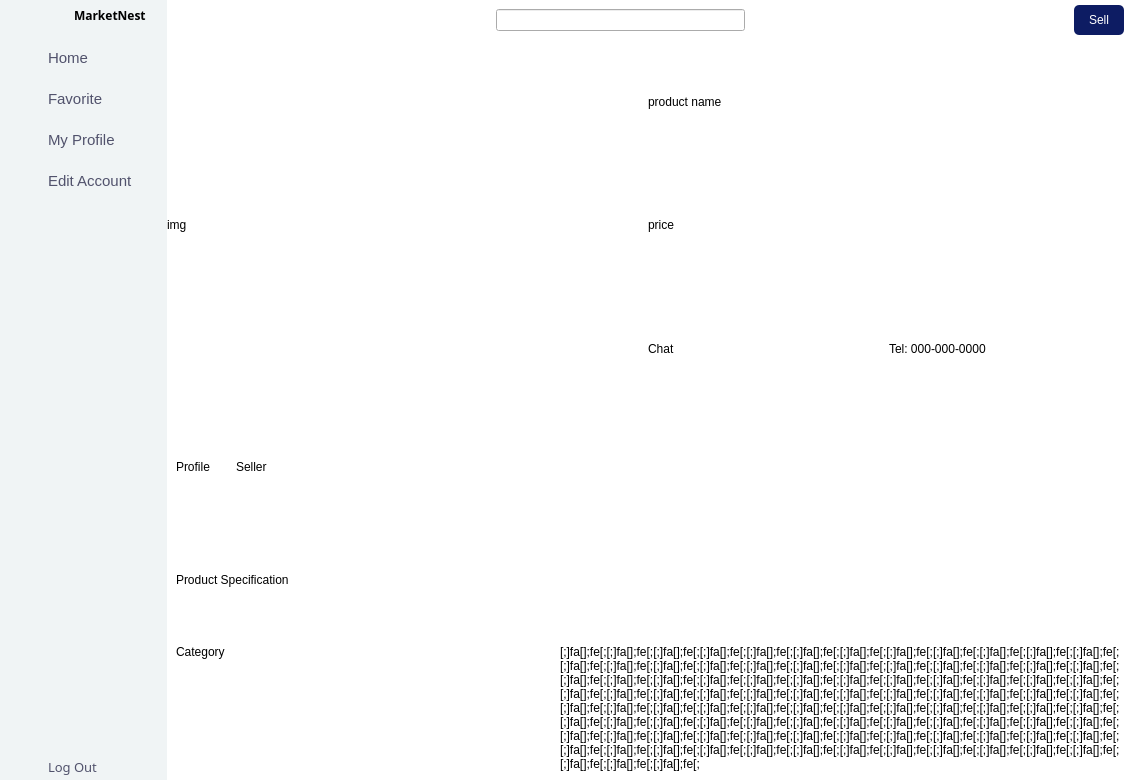
Above: mainAppUi.ui from Menthhh/The-Market-Nest before the change. Below: the same form after it.
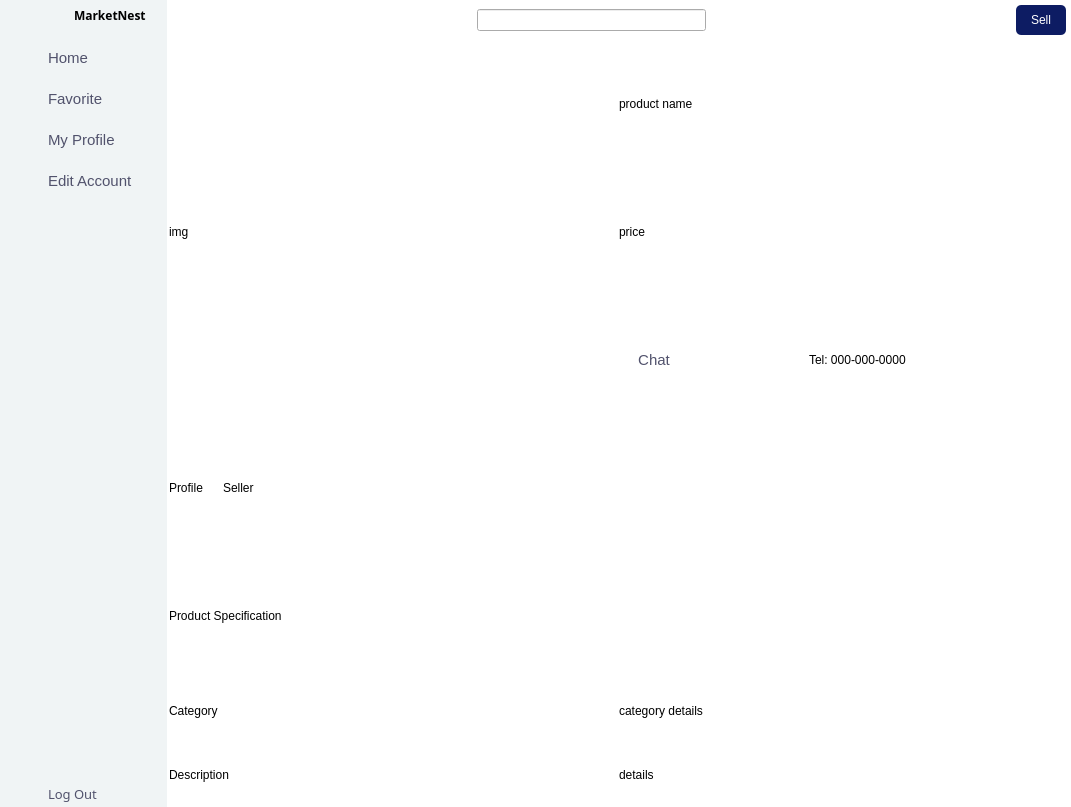
That is the form after the change. The open tabs and pages were chosen to show the change. Icons and pictures are not drawn.

```diff
--- a/mainAppUi.ui
+++ b/mainAppUi.ui
@@ -6,8 +6,8 @@
    <rect>
     <x>0</x>
     <y>0</y>
-    <width>1129</width>
-    <height>780</height>
+    <width>1071</width>
+    <height>807</height>
    </rect>
   </property>
   <property name="focusPolicy">
@@ -580,6 +580,9 @@
           </item>
           <item>
            <layout class="QHBoxLayout" name="horizontalLayout">
+            <property name="spacing">
+             <number>0</number>
+            </property>
             <item>
              <widget class="QLineEdit" name="searchInput_1"/>
             </item>
@@ -654,10 +657,7 @@
        <item>
         <widget class="QStackedWidget" name="stackedWidget">
          <property name="styleSheet">
-          <string notr="true">#cart,home,order,search,user{
-	
-	background-color: rgb(255, 255, 255);
-}</string>
+          <string notr="true">border: 0px</string>
          </property>
          <property name="currentIndex">
           <number>0</number>
@@ -1363,6 +1363,12 @@
            </property>
            <item row="0" column="0">
             <widget class="QWidget" name="widget_4" native="true">
+             <property name="maximumSize">
+              <size>
+               <width>900</width>
+               <height>16777215</height>
+              </size>
+             </property>
              <layout class="QGridLayout" name="gridLayout_21">
               <property name="leftMargin">
                <number>0</number>
@@ -1427,7 +1433,7 @@
                  </property>
                  <item row="2" column="0">
                   <widget class="QWidget" name="widget_35" native="true">
-                   <layout class="QGridLayout" name="gridLayout_47">
+                   <layout class="QGridLayout" name="gridLayout_42">
                     <property name="leftMargin">
                      <number>0</number>
                     </property>
@@ -1444,14 +1450,59 @@
                      <number>0</number>
                     </property>
                     <item row="0" column="0">
-                     <widget class="QLabel" name="chat">
+                     <widget class="QPushButton" name="pushButton">
+                      <property name="maximumSize">
+                       <size>
+                        <width>70</width>
+                        <height>16777215</height>
+                       </size>
+                      </property>
+                      <property name="styleSheet">
+                       <string notr="true">font-family: &quot;Josefin Sans Medium&quot;;
+font-size: 15px;
+color: #51526C;
+border-radius: 5px;</string>
+                      </property>
                       <property name="text">
                        <string>Chat</string>
                       </property>
+                      <property name="icon">
+                       <iconset resource="../../project/new/The-Market-Nest/resource.qrc">
+                        <normaloff>:/icon/icon/messages.ico</normaloff>:/icon/icon/messages.ico</iconset>
+                      </property>
+                      <property name="iconSize">
+                       <size>
+                        <width>25</width>
+                        <height>25</height>
+                       </size>
+                      </property>
+                      <property name="flat">
+                       <bool>true</bool>
+                      </property>
                      </widget>
                     </item>
                     <item row="0" column="1">
+                     <spacer name="horizontalSpacer_10">
+                      <property name="orientation">
+                       <enum>Qt::Horizontal</enum>
+                      </property>
+                      <property name="sizeType">
+                       <enum>QSizePolicy::Maximum</enum>
+                      </property>
+                      <property name="sizeHint" stdset="0">
+                       <size>
+                        <width>120</width>
+                        <height>20</height>
+                       </size>
+                      </property>
+                     </spacer>
+                    </item>
+                    <item row="0" column="2">
                      <widget class="QLabel" name="phone">
+                      <property name="styleSheet">
+                       <string notr="true">font: 500 11pt &quot;Josefin Sans Medium&quot;;
+color: rgb(0,0,0);</string>
+                      </property>
                       <property name="text">
                        <string>Tel: 000-000-0000</string>
                       </property>
@@ -1480,6 +1531,10 @@
                     </property>
                     <item row="0" column="0">
                      <widget class="QLabel" name="product_price">
+                      <property name="styleSheet">
+                       <string notr="true">font: 500 11pt &quot;Josefin Sans Medium&quot;;
+color: rgb(0,0,0);</string>
+                      </property>
                       <property name="text">
                        <string>price</string>
                       </property>
@@ -1567,6 +1622,10 @@
                        </item>
                        <item row="0" column="0">
                         <widget class="QLabel" name="product_name">
+                         <property name="styleSheet">
+                          <string notr="true">font: 500 11pt &quot;Josefin Sans Medium&quot;;
+color: rgb(0,0,0);</string>
+                         </property>
                          <property name="text">
                           <string>product name</string>
                          </property>
@@ -1602,6 +1661,21 @@
                  <item row="0" column="0">
                   <widget class="QWidget" name="widget_8" native="true">
                    <layout class="QGridLayout" name="gridLayout_18">
+                    <property name="leftMargin">
+                     <number>0</number>
+                    </property>
+                    <property name="topMargin">
+                     <number>0</number>
+                    </property>
+                    <property name="rightMargin">
+                     <number>0</number>
+                    </property>
+                    <property name="bottomMargin">
+                     <number>0</number>
+                    </property>
+                    <property name="spacing">
+                     <number>0</number>
+                    </property>
                     <item row="0" column="3">
                      <spacer name="horizontalSpacer_6">
                       <property name="orientation">
@@ -1616,14 +1690,22 @@
                      </spacer>
                     </item>
                     <item row="0" column="2">
-                     <widget class="QLabel" name="label_10">
+                     <widget class="QLabel" name="sellerNameLabel">
+                      <property name="styleSheet">
+                       <string notr="true">font: 500 11pt &quot;Josefin Sans Medium&quot;;
+color: rgb(0,0,0);</string>
+                      </property>
                       <property name="text">
                        <string>Seller</string>
                       </property>
                      </widget>
                     </item>
                     <item row="0" column="0">
-                     <widget class="QLabel" name="label_11">
+                     <widget class="QLabel" name="sellerProfileLabel">
+                      <property name="styleSheet">
+                       <string notr="true">font: 500 11pt &quot;Josefin Sans Medium&quot;;
+color: rgb(0,0,0);</string>
+                      </property>
                       <property name="text">
                        <string>Profile</string>
                       </property>
@@ -1651,8 +1733,29 @@
                  <item row="1" column="0">
                   <widget class="QWidget" name="widget_9" native="true">
                    <layout class="QGridLayout" name="gridLayout_17">
+                    <property name="leftMargin">
+                     <number>0</number>
+                    </property>
+                    <property name="topMargin">
+                     <number>0</number>
+                    </property>
+                    <property name="rightMargin">
+                     <number>0</number>
+                    </property>
+                    <property name="bottomMargin">
+                     <number>0</number>
+                    </property>
+                    <property name="spacing">
+                     <number>0</number>
+                    </property>
                     <item row="0" column="0">
                      <widget class="QLabel" name="label_12">
+                      <property name="styleSheet">
+                       <string notr="true">font: 500 13pt &quot;Josefin Sans Medium&quot;;
+color: rgb(0,0,0);
+
+</string>
+                      </property>
                       <property name="text">
                        <string>Product Specification</string>
                       </property>
@@ -1676,34 +1779,119 @@
                  </item>
                  <item row="2" column="0">
                   <widget class="QWidget" name="widget_10" native="true">
-                   <layout class="QGridLayout" name="gridLayout_19">
+                   <layout class="QGridLayout" name="gridLayout_47">
+                    <property name="leftMargin">
+                     <number>0</number>
+                    </property>
+                    <property name="topMargin">
+                     <number>0</number>
+                    </property>
+                    <property name="rightMargin">
+                     <number>0</number>
+                    </property>
+                    <property name="bottomMargin">
+                     <number>0</number>
+                    </property>
+                    <property name="spacing">
+                     <number>0</number>
+                    </property>
                     <item row="0" column="0">
-                     <widget class="QLabel" name="label_13">
-                      <property name="text">
-                       <string>Category</string>
-                      </property>
-                      <property name="alignment">
-                       <set>Qt::AlignLeading|Qt::AlignLeft|Qt::AlignTop</set>
-                      </property>
+                     <widget class="QWidget" name="widget_30" native="true">
+                      <layout class="QGridLayout" name="gridLayout_19">
+                       <property name="leftMargin">
+                        <number>0</number>
+                       </property>
+                       <property name="topMargin">
+                        <number>0</number>
+                       </property>
+                       <property name="rightMargin">
+                        <number>0</number>
+                       </property>
+                       <property name="bottomMargin">
+                        <number>0</number>
+                       </property>
+                       <property name="spacing">
+                        <number>0</number>
+                       </property>
+                       <item row="0" column="1">
+                        <widget class="QLabel" name="categoryLabel">
+                         <property name="sizePolicy">
+                          <sizepolicy hsizetype="Preferred" vsizetype="Preferred">
+                           <horstretch>0</horstretch>
+                           <verstretch>0</verstretch>
+                          </sizepolicy>
+                         </property>
+                         <property name="styleSheet">
+                          <string notr="true">font: 500 9pt &quot;Josefin Sans Medium&quot;;</string>
+                         </property>
+                         <property name="text">
+                          <string>category details</string>
+                         </property>
+                         <property name="alignment">
+                          <set>Qt::AlignLeading|Qt::AlignLeft|Qt::AlignVCenter</set>
+                         </property>
+                         <property name="wordWrap">
+                          <bool>true</bool>
+                         </property>
+                        </widget>
+                       </item>
+                       <item row="0" column="0">
+                        <widget class="QLabel" name="label_13">
+                         <property name="styleSheet">
+                          <string notr="true">font: 500 11pt &quot;Josefin Sans Medium&quot;;
+color: rgb(0,0,0);</string>
+                         </property>
+                         <property name="text">
+                          <string>Category</string>
+                         </property>
+                         <property name="alignment">
+                          <set>Qt::AlignLeading|Qt::AlignLeft|Qt::AlignVCenter</set>
+                         </property>
+                        </widget>
+                       </item>
+                      </layout>
                      </widget>
                     </item>
-                    <item row="0" column="1" rowspan="2">
-                     <widget class="QLabel" name="label_14">
-                      <property name="sizePolicy">
-                       <sizepolicy hsizetype="Preferred" vsizetype="Preferred">
-                        <horstretch>0</horstretch>
-                        <verstretch>0</verstretch>
-                       </sizepolicy>
-                      </property>
-                      <property name="text">
-                       <string>[;]fa[];fe[;[;]fa[];fe[;[;]fa[];fe[;[;]fa[];fe[;[;]fa[];fe[;[;]fa[];fe[;[;]fa[];fe[;[;]fa[];fe[;[;]fa[];fe[;[;]fa[];fe[;[;]fa[];fe[;[;]fa[];fe[;[;]fa[];fe[;[;]fa[];fe[;[;]fa[];fe[;[;]fa[];fe[;[;]fa[];fe[;[;]fa[];fe[;[;]fa[];fe[;[;]fa[];fe[;[;]fa[];fe[;[;]fa[];fe[;[;]fa[];fe[;[;]fa[];fe[;[;]fa[];fe[;[;]fa[];fe[;[;]fa[];fe[;[;]fa[];fe[;[;]fa[];fe[;[;]fa[];fe[;[;]fa[];fe[;[;]fa[];fe[;[;]fa[];fe[;[;]fa[];fe[;[;]fa[];fe[;[;]fa[];fe[;[;]fa[];fe[;[;]fa[];fe[;[;]fa[];fe[;[;]fa[];fe[;[;]fa[];fe[;[;]fa[];fe[;[;]fa[];fe[;[;]fa[];fe[;[;]fa[];fe[;[;]fa[];fe[;[;]fa[];fe[;[;]fa[];fe[;[;]fa[];fe[;[;]fa[];fe[;[;]fa[];fe[;[;]fa[];fe[;[;]fa[];fe[;[;]fa[];fe[;[;]fa[];fe[;[;]fa[];fe[;[;]fa[];fe[;[;]fa[];fe[;[;]fa[];fe[;[;]fa[];fe[;[;]fa[];fe[;[;]fa[];fe[;[;]fa[];fe[;[;]fa[];fe[;[;]fa[];fe[;[;]fa[];fe[;[;]fa[];fe[;[;]fa[];fe[;[;]fa[];fe[;[;]fa[];fe[;[;]fa[];fe[;[;]fa[];fe[;[;]fa[];fe[;[;]fa[];fe[;[;]fa[];fe[;[;]fa[];fe[;[;]fa[];fe[;[;]fa[];fe[;[;]fa[];fe[;[;]fa[];fe[;[;]fa[];fe[;[;]fa[];fe[;[;]fa[];fe[;[;]fa[];fe[;[;]fa[];fe[;[;]fa[];fe[;[;]fa[];fe[;[;]fa[];fe[;[;]fa[];fe[;[;]fa[];fe[;[;]fa[];fe[;[;]fa[];fe[;[;]fa[];fe[;[;]fa[];fe[;[;]fa[];fe[;[;]fa[];fe[;[;]fa[];fe[;[;]fa[];fe[;[;]fa[];fe[;</string>
-                      </property>
-                      <property name="alignment">
-                       <set>Qt::AlignLeading|Qt::AlignLeft|Qt::AlignTop</set>
-                      </property>
-                      <property name="wordWrap">
-                       <bool>true</bool>
-                      </property>
+                    <item row="1" column="0">
+                     <widget class="QWidget" name="widget_31" native="true">
+                      <layout class="QGridLayout" name="gridLayout_43">
+                       <property name="leftMargin">
+                        <number>0</number>
+                       </property>
+                       <property name="topMargin">
+                        <number>0</number>
+                       </property>
+                       <property name="rightMargin">
+                        <number>0</number>
+                       </property>
+                       <property name="bottomMargin">
+                        <number>0</number>
+                       </property>
+                       <property name="spacing">
+                        <number>0</number>
+                       </property>
+                       <item row="0" column="0">
+                        <widget class="QLabel" name="label_21">
+                         <property name="styleSheet">
+                          <string notr="true">font: 500 11pt &quot;Josefin Sans Medium&quot;;
+color: rgb(0,0,0);</string>
+                         </property>
+                         <property name="text">
+                          <string>Description</string>
+                         </property>
+                        </widget>
+                       </item>
+                       <item row="0" column="1">
+                        <widget class="QLabel" name="productDescLabel">
+                         <property name="styleSheet">
+                          <string notr="true">font: 500 9pt &quot;Josefin Sans Medium&quot;;</string>
+                         </property>
+                         <property name="text">
+                          <string>details</string>
+                         </property>
+                        </widget>
+                       </item>
+                      </layout>
                      </widget>
                     </item>
                    </layout>
@@ -2686,6 +2874,75 @@
                              </layout>
                             </widget>
                            </item>
+                           <item row="4" column="0">
+                            <widget class="QWidget" name="widget_32" native="true">
+                             <layout class="QGridLayout" name="gridLayout_41">
+                              <item row="0" column="0">
+                               <widget class="QLabel" name="label_10">
+                                <property name="minimumSize">
+                                 <size>
+                                  <width>300</width>
+                                  <height>0</height>
+                                 </size>
+                                </property>
+                                <property name="maximumSize">
+                                 <size>
+                                  <width>0</width>
+                                  <height>16777215</height>
+                                 </size>
+                                </property>
+                                <property name="styleSheet">
+                                 <string notr="true">font: 500 11pt &quot;Josefin Sans Medium&quot;;
+color: rgb(0,0,0);</string>
+                                </property>
+                                <property name="text">
+                                 <string>Password</string>
+                                </property>
+                               </widget>
+                              </item>
+                              <item row="0" column="1">
+                               <widget class="QLabel" name="showPassword">
+                                <property name="styleSheet">
+                                 <string notr="true">font: 500 10pt &quot;Josefin Sans Medium&quot;;
+color: rgb(0,0,0);</string>
+                                </property>
+                                <property name="inputMethodHints">
+                                 <set>Qt::ImhNone</set>
+                                </property>
+                                <property name="text">
+                                 <string>pass</string>
+                                </property>
+                               </widget>
+                              </item>
+                              <item row="0" column="2">
+                               <widget class="QPushButton" name="pushButton_2">
+                                <property name="maximumSize">
+                                 <size>
+                                  <width>121</width>
+                                  <height>16777215</height>
+                                 </size>
+                                </property>
+                                <property name="styleSheet">
+                                 <string notr="true">color: red;
+font: 500 10pt &quot;Josefin Sans Medium&quot;;</string>
+                                </property>
+                                <property name="text">
+                                 <string>Change Password</string>
+                                </property>
+                                <property name="iconSize">
+                                 <size>
+                                  <width>12</width>
+                                  <height>16</height>
+                                 </size>
+                                </property>
+                                <property name="flat">
+                                 <bool>true</bool>
+                                </property>
+                               </widget>
+                              </item>
+                             </layout>
+                            </widget>
+                           </item>
                           </layout>
                          </widget>
                         </item>
```
Left out of the diff: 125 changed lines with no effect on the pictures.
